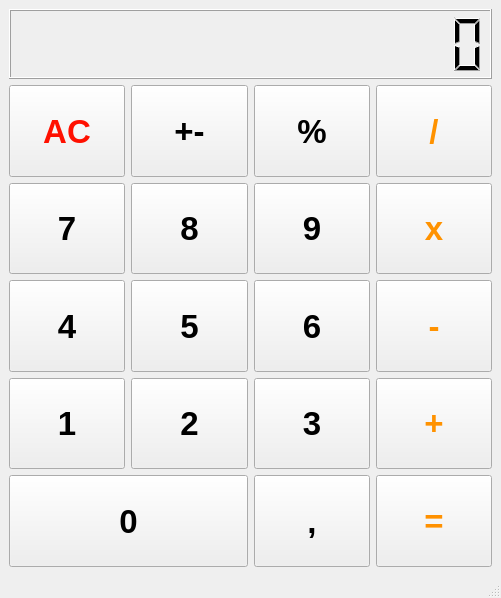
The window that mainwindow.ui (programishka/qt_calculator) describes before a commit, drawn with Qt 5.
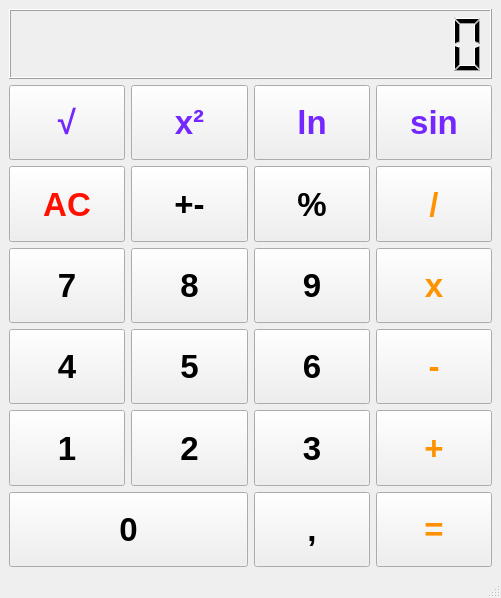
The same window after the commit.

Patch:
```diff
--- a/mainwindow.ui
+++ b/mainwindow.ui
@@ -29,6 +29,152 @@
    <layout class="QVBoxLayout" name="verticalLayout">
     <item>
      <layout class="QGridLayout" name="gridCalculation">
+      <item row="2" column="1">
+       <widget class="QPushButton" name="bAm">
+        <property name="sizePolicy">
+         <sizepolicy hsizetype="Minimum" vsizetype="Minimum">
+          <horstretch>0</horstretch>
+          <verstretch>0</verstretch>
+         </sizepolicy>
+        </property>
+        <property name="font">
+         <font>
+          <pointsize>25</pointsize>
+          <weight>75</weight>
+          <bold>true</bold>
+         </font>
+        </property>
+        <property name="text">
+         <string>+-</string>
+        </property>
+       </widget>
+      </item>
+      <item row="5" column="3">
+       <widget class="QPushButton" name="bAdd">
+        <property name="sizePolicy">
+         <sizepolicy hsizetype="Minimum" vsizetype="Minimum">
+          <horstretch>0</horstretch>
+          <verstretch>0</verstretch>
+         </sizepolicy>
+        </property>
+        <property name="font">
+         <font>
+          <pointsize>25</pointsize>
+          <weight>75</weight>
+          <bold>true</bold>
+         </font>
+        </property>
+        <property name="styleSheet">
+         <string notr="true">color: rgb(255, 146, 0);</string>
+        </property>
+        <property name="text">
+         <string>+</string>
+        </property>
+       </widget>
+      </item>
+      <item row="5" column="0">
+       <widget class="QPushButton" name="b1">
+        <property name="sizePolicy">
+         <sizepolicy hsizetype="Minimum" vsizetype="Minimum">
+          <horstretch>0</horstretch>
+          <verstretch>0</verstretch>
+         </sizepolicy>
+        </property>
+        <property name="font">
+         <font>
+          <pointsize>25</pointsize>
+          <weight>75</weight>
+          <bold>true</bold>
+         </font>
+        </property>
+        <property name="text">
+         <string>1</string>
+        </property>
+       </widget>
+      </item>
+      <item row="6" column="3">
+       <widget class="QPushButton" name="bEqual">
+        <property name="sizePolicy">
+         <sizepolicy hsizetype="Minimum" vsizetype="Minimum">
+          <horstretch>0</horstretch>
+          <verstretch>0</verstretch>
+         </sizepolicy>
+        </property>
+        <property name="font">
+         <font>
+          <pointsize>25</pointsize>
+          <weight>75</weight>
+          <bold>true</bold>
+         </font>
+        </property>
+        <property name="styleSheet">
+         <string notr="true">color: rgb(255, 145, 0);</string>
+        </property>
+        <property name="text">
+         <string>=</string>
+        </property>
+       </widget>
+      </item>
+      <item row="4" column="1">
+       <widget class="QPushButton" name="b5">
+        <property name="sizePolicy">
+         <sizepolicy hsizetype="Minimum" vsizetype="Minimum">
+          <horstretch>0</horstretch>
+          <verstretch>0</verstretch>
+         </sizepolicy>
+        </property>
+        <property name="font">
+         <font>
+          <pointsize>25</pointsize>
+          <weight>75</weight>
+          <bold>true</bold>
+         </font>
+        </property>
+        <property name="text">
+         <string>5</string>
+        </property>
+       </widget>
+      </item>
+      <item row="2" column="2">
+       <widget class="QPushButton" name="bPercent">
+        <property name="sizePolicy">
+         <sizepolicy hsizetype="Minimum" vsizetype="Minimum">
+          <horstretch>0</horstretch>
+          <verstretch>0</verstretch>
+         </sizepolicy>
+        </property>
+        <property name="font">
+         <font>
+          <pointsize>25</pointsize>
+          <weight>75</weight>
+          <bold>true</bold>
+         </font>
+        </property>
+        <property name="text">
+         <string>%</string>
+        </property>
+       </widget>
+      </item>
+      <item row="4" column="2">
+       <widget class="QPushButton" name="b6">
+        <property name="sizePolicy">
+         <sizepolicy hsizetype="Minimum" vsizetype="Minimum">
+          <horstretch>0</horstretch>
+          <verstretch>0</verstretch>
+         </sizepolicy>
+        </property>
+        <property name="font">
+         <font>
+          <pointsize>25</pointsize>
+          <weight>75</weight>
+          <bold>true</bold>
+         </font>
+        </property>
+        <property name="text">
+         <string>6</string>
+        </property>
+       </widget>
+      </item>
       <item row="0" column="0" colspan="4">
        <widget class="QLCDNumber" name="lcdNumber">
         <property name="sizePolicy">
@@ -48,8 +194,8 @@
         </property>
        </widget>
       </item>
-      <item row="1" column="0">
-       <widget class="QPushButton" name="bAc">
+      <item row="6" column="0" colspan="2">
+       <widget class="QPushButton" name="b0">
         <property name="sizePolicy">
          <sizepolicy hsizetype="Minimum" vsizetype="Minimum">
           <horstretch>0</horstretch>
@@ -63,16 +209,13 @@
           <bold>true</bold>
          </font>
         </property>
-        <property name="styleSheet">
-         <string notr="true">color: rgb(255, 16, 0);</string>
-        </property>
         <property name="text">
-         <string>AC</string>
+         <string>0</string>
         </property>
        </widget>
       </item>
-      <item row="1" column="1">
-       <widget class="QPushButton" name="bAm">
+      <item row="5" column="1">
+       <widget class="QPushButton" name="b2">
         <property name="sizePolicy">
          <sizepolicy hsizetype="Minimum" vsizetype="Minimum">
           <horstretch>0</horstretch>
@@ -87,12 +230,12 @@
          </font>
         </property>
         <property name="text">
-         <string>+-</string>
+         <string>2</string>
         </property>
        </widget>
       </item>
-      <item row="1" column="2">
-       <widget class="QPushButton" name="bPercent">
+      <item row="4" column="0">
+       <widget class="QPushButton" name="b4">
         <property name="sizePolicy">
          <sizepolicy hsizetype="Minimum" vsizetype="Minimum">
           <horstretch>0</horstretch>
@@ -107,34 +250,11 @@
          </font>
         </property>
         <property name="text">
-         <string>%</string>
+         <string>4</string>
         </property>
        </widget>
       </item>
-      <item row="1" column="3">
-       <widget class="QPushButton" name="bDividion">
-        <property name="sizePolicy">
-         <sizepolicy hsizetype="Minimum" vsizetype="Minimum">
-          <horstretch>0</horstretch>
-          <verstretch>0</verstretch>
-         </sizepolicy>
-        </property>
-        <property name="font">
-         <font>
-          <pointsize>25</pointsize>
-          <weight>75</weight>
-          <bold>true</bold>
-         </font>
-        </property>
-        <property name="styleSheet">
-         <string notr="true">color: rgb(255, 146, 0);</string>
-        </property>
-        <property name="text">
-         <string>/</string>
-        </property>
-       </widget>
-      </item>
-      <item row="2" column="0">
+      <item row="3" column="0">
        <widget class="QPushButton" name="b7">
         <property name="sizePolicy">
          <sizepolicy hsizetype="Minimum" vsizetype="Minimum">
@@ -154,8 +274,8 @@
         </property>
        </widget>
       </item>
-      <item row="2" column="1">
-       <widget class="QPushButton" name="b8">
+      <item row="6" column="2">
+       <widget class="QPushButton" name="bDot">
         <property name="sizePolicy">
          <sizepolicy hsizetype="Minimum" vsizetype="Minimum">
           <horstretch>0</horstretch>
@@ -170,11 +290,11 @@
          </font>
         </property>
         <property name="text">
-         <string>8</string>
+         <string>,</string>
         </property>
        </widget>
       </item>
-      <item row="2" column="2">
+      <item row="3" column="2">
        <widget class="QPushButton" name="b9">
         <property name="sizePolicy">
          <sizepolicy hsizetype="Minimum" vsizetype="Minimum">
@@ -195,7 +315,7 @@
        </widget>
       </item>
       <item row="2" column="3">
-       <widget class="QPushButton" name="bMultiply">
+       <widget class="QPushButton" name="bDividion">
         <property name="sizePolicy">
          <sizepolicy hsizetype="Minimum" vsizetype="Minimum">
           <horstretch>0</horstretch>
@@ -213,32 +333,12 @@
          <string notr="true">color: rgb(255, 146, 0);</string>
         </property>
         <property name="text">
-         <string>x</string>
-        </property>
-       </widget>
-      </item>
-      <item row="3" column="0">
-       <widget class="QPushButton" name="b4">
-        <property name="sizePolicy">
-         <sizepolicy hsizetype="Minimum" vsizetype="Minimum">
-          <horstretch>0</horstretch>
-          <verstretch>0</verstretch>
-         </sizepolicy>
-        </property>
-        <property name="font">
-         <font>
-          <pointsize>25</pointsize>
-          <weight>75</weight>
-          <bold>true</bold>
-         </font>
-        </property>
-        <property name="text">
-         <string>4</string>
+         <string>/</string>
         </property>
        </widget>
       </item>
       <item row="3" column="1">
-       <widget class="QPushButton" name="b5">
+       <widget class="QPushButton" name="b8">
         <property name="sizePolicy">
          <sizepolicy hsizetype="Minimum" vsizetype="Minimum">
           <horstretch>0</horstretch>
@@ -253,32 +353,12 @@
          </font>
         </property>
         <property name="text">
-         <string>5</string>
+         <string>8</string>
         </property>
        </widget>
       </item>
-      <item row="3" column="2">
-       <widget class="QPushButton" name="b6">
-        <property name="sizePolicy">
-         <sizepolicy hsizetype="Minimum" vsizetype="Minimum">
-          <horstretch>0</horstretch>
-          <verstretch>0</verstretch>
-         </sizepolicy>
-        </property>
-        <property name="font">
-         <font>
-          <pointsize>25</pointsize>
-          <weight>75</weight>
-          <bold>true</bold>
-         </font>
-        </property>
-        <property name="text">
-         <string>6</string>
-        </property>
-       </widget>
-      </item>
-      <item row="3" column="3">
-       <widget class="QPushButton" name="bSubtract">
+      <item row="2" column="0">
+       <widget class="QPushButton" name="bAc">
         <property name="sizePolicy">
          <sizepolicy hsizetype="Minimum" vsizetype="Minimum">
           <horstretch>0</horstretch>
@@ -293,54 +373,14 @@
          </font>
         </property>
         <property name="styleSheet">
-         <string notr="true">color: rgb(255, 146, 0);</string>
+         <string notr="true">color: rgb(255, 16, 0);</string>
         </property>
         <property name="text">
-         <string>-</string>
+         <string>AC</string>
         </property>
        </widget>
       </item>
-      <item row="4" column="0">
-       <widget class="QPushButton" name="b1">
-        <property name="sizePolicy">
-         <sizepolicy hsizetype="Minimum" vsizetype="Minimum">
-          <horstretch>0</horstretch>
-          <verstretch>0</verstretch>
-         </sizepolicy>
-        </property>
-        <property name="font">
-         <font>
-          <pointsize>25</pointsize>
-          <weight>75</weight>
-          <bold>true</bold>
-         </font>
-        </property>
-        <property name="text">
-         <string>1</string>
-        </property>
-       </widget>
-      </item>
-      <item row="4" column="1">
-       <widget class="QPushButton" name="b2">
-        <property name="sizePolicy">
-         <sizepolicy hsizetype="Minimum" vsizetype="Minimum">
-          <horstretch>0</horstretch>
-          <verstretch>0</verstretch>
-         </sizepolicy>
-        </property>
-        <property name="font">
-         <font>
-          <pointsize>25</pointsize>
-          <weight>75</weight>
-          <bold>true</bold>
-         </font>
-        </property>
-        <property name="text">
-         <string>2</string>
-        </property>
-       </widget>
-      </item>
-      <item row="4" column="2">
+      <item row="5" column="2">
        <widget class="QPushButton" name="b3">
         <property name="sizePolicy">
          <sizepolicy hsizetype="Minimum" vsizetype="Minimum">
@@ -360,8 +400,31 @@
         </property>
        </widget>
       </item>
+      <item row="3" column="3">
+       <widget class="QPushButton" name="bMultiply">
+        <property name="sizePolicy">
+         <sizepolicy hsizetype="Minimum" vsizetype="Minimum">
+          <horstretch>0</horstretch>
+          <verstretch>0</verstretch>
+         </sizepolicy>
+        </property>
+        <property name="font">
+         <font>
+          <pointsize>25</pointsize>
+          <weight>75</weight>
+          <bold>true</bold>
+         </font>
+        </property>
+        <property name="styleSheet">
+         <string notr="true">color: rgb(255, 146, 0);</string>
+        </property>
+        <property name="text">
+         <string>x</string>
+        </property>
+       </widget>
+      </item>
       <item row="4" column="3">
-       <widget class="QPushButton" name="bAdd">
+       <widget class="QPushButton" name="bSubtract">
         <property name="sizePolicy">
          <sizepolicy hsizetype="Minimum" vsizetype="Minimum">
           <horstretch>0</horstretch>
@@ -379,12 +442,12 @@
          <string notr="true">color: rgb(255, 146, 0);</string>
         </property>
         <property name="text">
-         <string>+</string>
+         <string>-</string>
         </property>
        </widget>
       </item>
-      <item row="5" column="2">
-       <widget class="QPushButton" name="bDot">
+      <item row="1" column="0">
+       <widget class="QPushButton" name="bSqrt">
         <property name="sizePolicy">
          <sizepolicy hsizetype="Minimum" vsizetype="Minimum">
           <horstretch>0</horstretch>
@@ -398,13 +461,16 @@
           <bold>true</bold>
          </font>
         </property>
+        <property name="styleSheet">
+         <string notr="true">color: rgb(116, 40, 255);</string>
+        </property>
         <property name="text">
-         <string>,</string>
+         <string>√</string>
         </property>
        </widget>
       </item>
-      <item row="5" column="3">
-       <widget class="QPushButton" name="bEqual">
+      <item row="1" column="1">
+       <widget class="QPushButton" name="bX2">
         <property name="sizePolicy">
          <sizepolicy hsizetype="Minimum" vsizetype="Minimum">
           <horstretch>0</horstretch>
@@ -419,15 +485,15 @@
          </font>
         </property>
         <property name="styleSheet">
-         <string notr="true">color: rgb(255, 145, 0);</string>
+         <string notr="true">color: rgb(116, 40, 255);</string>
         </property>
         <property name="text">
-         <string>=</string>
+         <string>x²</string>
         </property>
        </widget>
       </item>
-      <item row="5" column="0" colspan="2">
-       <widget class="QPushButton" name="b0">
+      <item row="1" column="2">
+       <widget class="QPushButton" name="bLn">
         <property name="sizePolicy">
          <sizepolicy hsizetype="Minimum" vsizetype="Minimum">
           <horstretch>0</horstretch>
@@ -441,8 +507,34 @@
           <bold>true</bold>
          </font>
         </property>
+        <property name="styleSheet">
+         <string notr="true">color: rgb(116, 40, 255);</string>
+        </property>
         <property name="text">
-         <string>0</string>
+         <string>ln</string>
+        </property>
+       </widget>
+      </item>
+      <item row="1" column="3">
+       <widget class="QPushButton" name="bSin">
+        <property name="sizePolicy">
+         <sizepolicy hsizetype="Minimum" vsizetype="Minimum">
+          <horstretch>0</horstretch>
+          <verstretch>0</verstretch>
+         </sizepolicy>
+        </property>
+        <property name="font">
+         <font>
+          <pointsize>25</pointsize>
+          <weight>75</weight>
+          <bold>true</bold>
+         </font>
+        </property>
+        <property name="styleSheet">
+         <string notr="true">color: rgb(116, 40, 255);</string>
+        </property>
+        <property name="text">
+         <string>sin</string>
         </property>
        </widget>
       </item>
```
Left out of the diff: 2 changed lines with no effect on the pictures.
